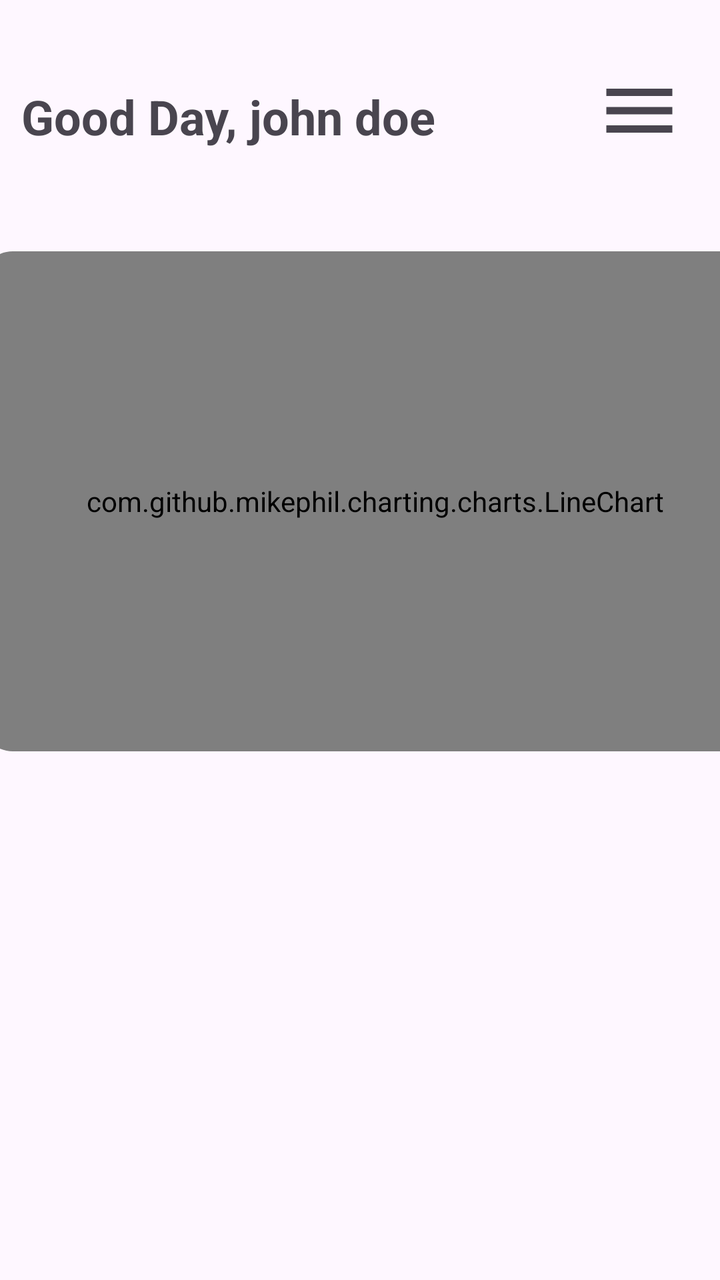
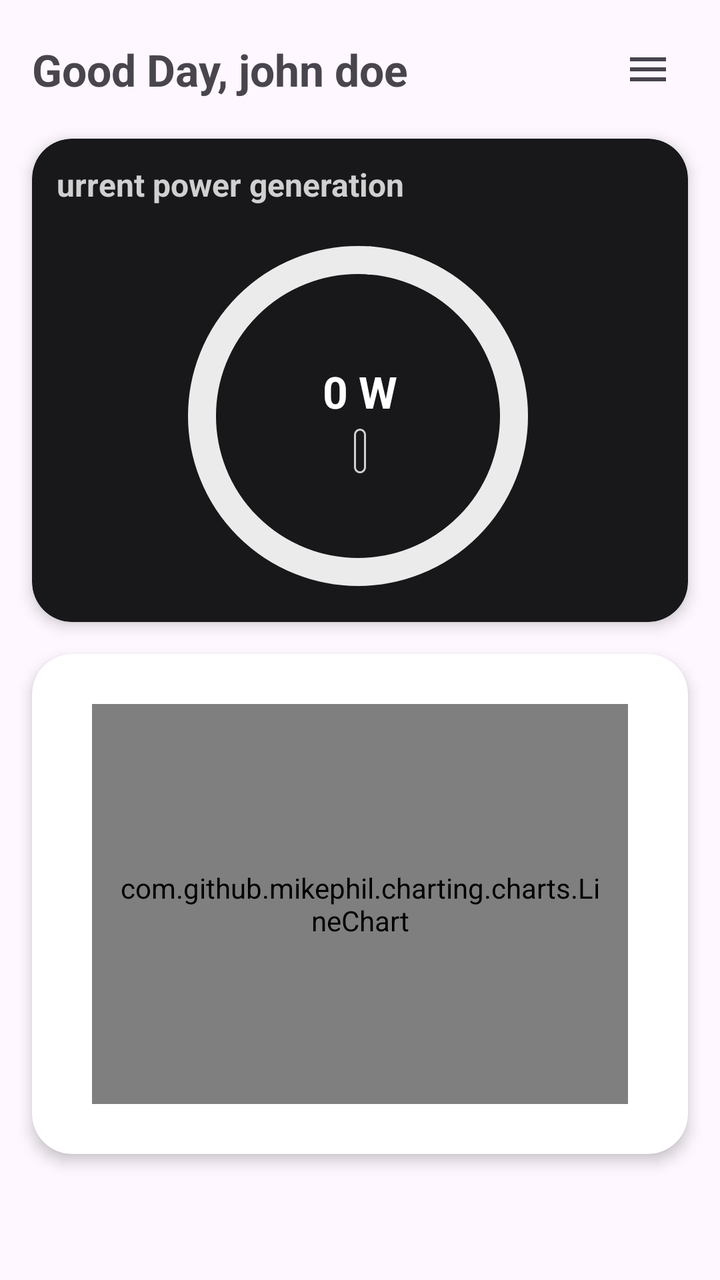

Before-and-after screenshots of an Android layout around one commit, followed by the original layout XML and the change that was made.
<!-- AndroidManifest.xml: application theme Theme.ApplicationLayerSoftwareFrameworkforSolarPoweredIoTSystems -->
<!-- res/layout/fragment_home.xml -->
<?xml version="1.0" encoding="utf-8"?>
<FrameLayout xmlns:android="http://schemas.android.com/apk/res/android"
    xmlns:app="http://schemas.android.com/apk/res-auto"
    xmlns:tools="http://schemas.android.com/tools"
    android:layout_width="match_parent"
    android:layout_height="match_parent"
    android:orientation="vertical"
    tools:context=".home">

   <androidx.core.widget.NestedScrollView
       android:layout_width="match_parent"
       android:layout_height="match_parent"
       android:fillViewport="true">

       <androidx.constraintlayout.widget.ConstraintLayout
           android:layout_width="match_parent"
           android:layout_height="match_parent">

           <TextView
               android:id="@+id/home_greeting"
               android:layout_width="wrap_content"
               android:layout_height="49dp"
               android:layout_gravity="center"
               android:gravity="center"
               android:text="Good Day, john doe"
               android:textAlignment="center"
               android:textSize="24sp"
               android:textStyle="bold"
               app:layout_constraintBottom_toBottomOf="parent"
               app:layout_constraintEnd_toEndOf="parent"
               app:layout_constraintHorizontal_bias="0.067"
               app:layout_constraintStart_toStartOf="parent"
               app:layout_constraintTop_toTopOf="parent"
               app:layout_constraintVertical_bias="0.057" />


           <ImageView
               android:id="@+id/home_menu_icon"
               android:layout_width="60dp"
               android:layout_height="44dp"
               android:background="?selectableItemBackground"
               android:clickable="true"
               android:contentDescription="Menu"
               android:focusable="true"
               android:src="@drawable/tn_home_menu"
               app:layout_constraintBottom_toBottomOf="parent"
               app:layout_constraintEnd_toEndOf="parent"
               app:layout_constraintHorizontal_bias="0.876"
               app:layout_constraintStart_toEndOf="@+id/home_greeting"
               app:layout_constraintTop_toTopOf="parent"
               app:layout_constraintVertical_bias="0.056" />

           <androidx.cardview.widget.CardView
               android:layout_width="394dp"
               android:layout_height="250dp"
               app:layout_constraintBottom_toBottomOf="parent"
               app:layout_constraintEnd_toEndOf="parent"
               app:layout_constraintHorizontal_bias="0.296"
               app:layout_constraintStart_toStartOf="parent"
               app:layout_constraintTop_toTopOf="parent"
               app:cardCornerRadius="16dp"
               android:elevation="4dp"
               app:cardBackgroundColor="#F0F0F0"
               app:layout_constraintVertical_bias="0.322">

               <com.github.mikephil.charting.charts.LineChart
                   android:id="@+id/summaryChart"
                   android:layout_width="match_parent"
                   android:layout_height="match_parent" />

           </androidx.cardview.widget.CardView>


       </androidx.constraintlayout.widget.ConstraintLayout>

   </androidx.core.widget.NestedScrollView>

</FrameLayout>
<!-- resources referenced by this layout -->
<resources>
  <!-- drawable tn_home_menu (drawable) -->
  <vector xmlns:android="http://schemas.android.com/apk/res/android"
      android:width="24dp"
      android:height="24dp"
      android:viewportWidth="960"
      android:viewportHeight="960"
      android:tint="?attr/colorControlNormal">
    <path
        android:fillColor="@android:color/white"
        android:pathData="M120,720L120,640L840,640L840,720L120,720ZM120,520L120,440L840,440L840,520L120,520ZM120,320L120,240L840,240L840,320L120,320Z"/>
  </vector>
  <style name="Theme.ApplicationLayerSoftwareFrameworkforSolarPoweredIoTSystems" parent="Base.Theme.ApplicationLayerSoftwareFrameworkforSolarPoweredIoTSystems" />
  <style name="Base.Theme.ApplicationLayerSoftwareFrameworkforSolarPoweredIoTSystems" parent="Theme.Material3.DayNight.NoActionBar">
          
          
      </style>
</resources>

<!-- the commit's change to res/layout/fragment_home.xml (unified diff, before → after) -->
@@ -14,62 +14,142 @@
 
        <androidx.constraintlayout.widget.ConstraintLayout
            android:layout_width="match_parent"
-           android:layout_height="match_parent">
+           android:layout_height="match_parent"
+           android:paddingBottom="24dp">
 
            <TextView
                android:id="@+id/home_greeting"
                android:layout_width="wrap_content"
-               android:layout_height="49dp"
-               android:layout_gravity="center"
-               android:gravity="center"
+               android:layout_height="wrap_content"
+               android:layout_marginStart="16dp"
+               android:layout_marginTop="20dp"
                android:text="Good Day, john doe"
-               android:textAlignment="center"
-               android:textSize="24sp"
+               android:textSize="22sp"
                android:textStyle="bold"
-               app:layout_constraintBottom_toBottomOf="parent"
-               app:layout_constraintEnd_toEndOf="parent"
-               app:layout_constraintHorizontal_bias="0.067"
                app:layout_constraintStart_toStartOf="parent"
-               app:layout_constraintTop_toTopOf="parent"
-               app:layout_constraintVertical_bias="0.057" />
-
+               app:layout_constraintTop_toTopOf="parent" />
 
            <ImageView
                android:id="@+id/home_menu_icon"
-               android:layout_width="60dp"
-               android:layout_height="44dp"
+               android:layout_width="40dp"
+               android:layout_height="40dp"
+               android:layout_marginEnd="16dp"
                android:background="?selectableItemBackground"
                android:clickable="true"
                android:contentDescription="Menu"
                android:focusable="true"
+               android:padding="8dp"
                android:src="@drawable/tn_home_menu"
-               app:layout_constraintBottom_toBottomOf="parent"
+               app:layout_constraintBottom_toBottomOf="@+id/home_greeting"
                app:layout_constraintEnd_toEndOf="parent"
-               app:layout_constraintHorizontal_bias="0.876"
-               app:layout_constraintStart_toEndOf="@+id/home_greeting"
-               app:layout_constraintTop_toTopOf="parent"
-               app:layout_constraintVertical_bias="0.056" />
+               app:layout_constraintTop_toTopOf="@+id/home_greeting" />
 
            <androidx.cardview.widget.CardView
-               android:layout_width="394dp"
+               android:id="@+id/cardView"
+               android:layout_width="0dp"
+               android:layout_height="wrap_content"
+               android:layout_marginStart="16dp"
+               android:layout_marginEnd="16dp"
+               android:layout_marginTop="20dp"
+               app:cardBackgroundColor="#18181B"
+               app:cardCornerRadius="20dp"
+               app:cardElevation="4dp"
+               app:layout_constraintEnd_toEndOf="parent"
+               app:layout_constraintStart_toStartOf="parent"
+               app:layout_constraintTop_toBottomOf="@+id/home_greeting">
+
+               <LinearLayout
+                   android:layout_width="match_parent"
+                   android:layout_height="wrap_content"
+                   android:gravity="center"
+                   android:orientation="vertical"
+                   android:padding="12dp"
+                   android:paddingTop="10dp">
+
+                   <TextView
+                       android:layout_width="wrap_content"
+                       android:layout_height="wrap_content"
+                       android:layout_marginEnd="70dp"
+                       android:text="@string/home_power_generation_heading"
+                       android:textColor="@color/grey"
+                       android:textSize="16sp"
+                       android:textStyle="bold" />
+
+                   <FrameLayout
+                       android:layout_width="180dp"
+                       android:layout_height="180dp"
+                       android:layout_gravity="center"
+                       android:layout_marginTop="16dp">
+
+                       <com.google.android.material.progressindicator.CircularProgressIndicator
+                           android:id="@+id/progress_bar"
+                           android:layout_width="match_parent"
+                           android:layout_height="match_parent"
+                           android:indeterminate="false"
+                           android:max="100"
+                           app:indicatorColor="@color/otp_textColor"
+                           app:indicatorSize="170dp"
+                           app:trackColor="#EBEBEB"
+                           app:trackCornerRadius="6dp"
+                           app:trackThickness="14dp" />
+
+                       <LinearLayout
+                           android:layout_width="match_parent"
+                           android:layout_height="match_parent"
+                           android:gravity="center"
+                           android:orientation="vertical"
+                           android:padding="16dp">
+
+                           <TextView
+                               android:id="@+id/power_generation_value"
+                               android:layout_width="wrap_content"
+                               android:layout_height="wrap_content"
+                               android:text="0 W"
+                               android:textColor="@color/white"
+                               android:textSize="22sp"
+                               android:textStyle="bold" />
+
+                           <TextView
+                               android:id="@+id/p_device_id"
+                               android:layout_width="wrap_content"
+                               android:layout_height="wrap_content"
+                               android:background="@drawable/solar_array_pill"
+                               android:padding="3dp"
+                               android:layout_marginTop="4dp"
+                               android:textColor="#757575"
+                               android:textSize="12sp" />
+
+                       </LinearLayout>
+
+                   </FrameLayout>
+
+               </LinearLayout>
+
+           </androidx.cardview.widget.CardView>
+
+           <androidx.cardview.widget.CardView
+               android:layout_width="0dp"
                android:layout_height="250dp"
-               app:layout_constraintBottom_toBottomOf="parent"
+               android:layout_marginStart="16dp"
+               android:layout_marginEnd="16dp"
+               android:layout_marginTop="16dp"
+               app:cardBackgroundColor="@color/white"
+               app:cardCornerRadius="20dp"
+               app:cardElevation="4dp"
                app:layout_constraintEnd_toEndOf="parent"
-               app:layout_constraintHorizontal_bias="0.296"
                app:layout_constraintStart_toStartOf="parent"
-               app:layout_constraintTop_toTopOf="parent"
-               app:cardCornerRadius="16dp"
-               android:elevation="4dp"
-               app:cardBackgroundColor="#F0F0F0"
-               app:layout_constraintVertical_bias="0.322">
+               app:layout_constraintTop_toBottomOf="@+id/cardView">
 
                <com.github.mikephil.charting.charts.LineChart
                    android:id="@+id/summaryChart"
                    android:layout_width="match_parent"
-                   android:layout_height="match_parent" />
+                   android:layout_height="200dp"
+                   android:layout_gravity="center"
+                   android:layout_marginEnd="30dp"
+                   android:layout_marginStart="30dp"
+                   android:padding="12dp" />
 
            </androidx.cardview.widget.CardView>
-
 
        </androidx.constraintlayout.widget.ConstraintLayout>
 
<!-- resource entries referenced after the edit -->
@@ -1,5 +1,18 @@
 <!-- resources referenced by this layout -->
 <resources>
+  <color name="grey">#D1D0D0</color>
+  <color name="otp_textColor">#F006E5</color>
+  <color name="white">#FFFFFFFF</color>
+  <!-- drawable solar_array_pill (drawable) -->
+  <?xml version="1.0" encoding="utf-8"?>
+  <shape xmlns:android="http://schemas.android.com/apk/res/android"
+      android:shape="rectangle"
+      >
+      <corners android:radius="18dp"/>
+      <stroke android:width="1dp" android:color="@color/grey" />
+  
+  
+  </shape>
   <!-- drawable tn_home_menu (drawable) -->
   <vector xmlns:android="http://schemas.android.com/apk/res/android"
       android:width="24dp"
@@ -11,6 +24,7 @@
         android:fillColor="@android:color/white"
         android:pathData="M120,720L120,640L840,640L840,720L120,720ZM120,520L120,440L840,440L840,520L120,520ZM120,320L120,240L840,240L840,320L120,320Z"/>
   </vector>
+  <string name="home_power_generation_heading">Current power generation</string>
   <style name="Theme.ApplicationLayerSoftwareFrameworkforSolarPoweredIoTSystems" parent="Base.Theme.ApplicationLayerSoftwareFrameworkforSolarPoweredIoTSystems" />
   <style name="Base.Theme.ApplicationLayerSoftwareFrameworkforSolarPoweredIoTSystems" parent="Theme.Material3.DayNight.NoActionBar">
           
